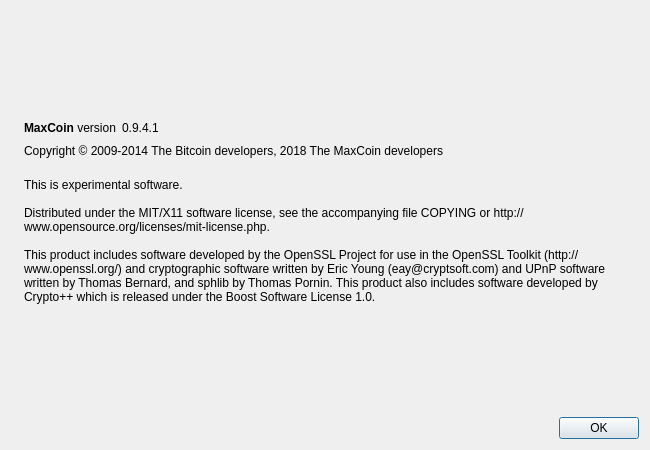
Above: src/qt/forms/aboutdialog.ui from Max-Coin/maxcoin-dev-staging before the change. Below: the same form after it.
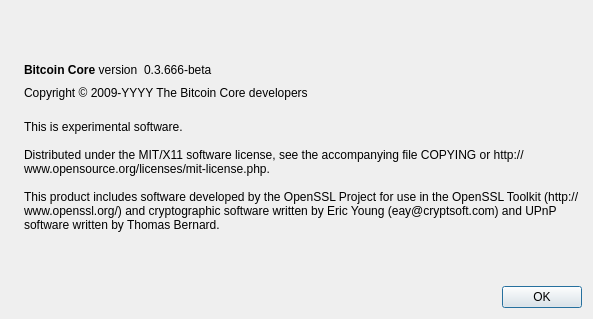
That is the form after the change. Icons and pictures are not drawn.

Patch:
```diff
--- a/src/qt/forms/aboutdialog.ui
+++ b/src/qt/forms/aboutdialog.ui
@@ -6,8 +6,8 @@
    <rect>
     <x>0</x>
     <y>0</y>
-    <width>650</width>
-    <height>450</height>
+    <width>593</width>
+    <height>319</height>
    </rect>
   </property>
   <property name="windowTitle">
@@ -50,7 +50,7 @@
           <cursorShape>IBeamCursor</cursorShape>
          </property>
          <property name="text">
-          <string>&lt;b&gt;MaxCoin&lt;/b&gt; version</string>
+          <string>&lt;b&gt;Bitcoin Core&lt;/b&gt; version</string>
          </property>
          <property name="textInteractionFlags">
           <set>Qt::LinksAccessibleByMouse|Qt::TextSelectableByKeyboard|Qt::TextSelectableByMouse</set>
@@ -63,7 +63,7 @@
           <cursorShape>IBeamCursor</cursorShape>
          </property>
          <property name="text">
-          <string notr="true">0.9.4.1</string>
+          <string notr="true">0.3.666-beta</string>
          </property>
          <property name="textInteractionFlags">
           <set>Qt::LinksAccessibleByMouse|Qt::TextSelectableByKeyboard|Qt::TextSelectableByMouse</set>
@@ -91,7 +91,7 @@
         <cursorShape>IBeamCursor</cursorShape>
        </property>
        <property name="text">
-        <string notr="true">Copyright &amp;copy; 2009-2014 The Bitcoin developers, 2018 The MaxCoin developers</string>
+        <string notr="true">Copyright &amp;copy; 2009-YYYY The Bitcoin Core developers</string>
        </property>
        <property name="textFormat">
         <enum>Qt::RichText</enum>
@@ -112,7 +112,7 @@
 
 Distributed under the MIT/X11 software license, see the accompanying file COPYING or http://www.opensource.org/licenses/mit-license.php.
 
-This product includes software developed by the OpenSSL Project for use in the OpenSSL Toolkit (http://www.openssl.org/) and cryptographic software written by Eric Young (eay@cryptsoft.com) and UPnP software written by Thomas Bernard, and sphlib by Thomas Pornin. This product also includes software developed by Crypto++ which is released under the Boost Software License 1.0.</string>
+This product includes software developed by the OpenSSL Project for use in the OpenSSL Toolkit (http://www.openssl.org/) and cryptographic software written by Eric Young (eay@cryptsoft.com) and UPnP software written by Thomas Bernard.</string>
        </property>
        <property name="wordWrap">
         <bool>true</bool>
```
Left out of the diff: 18 changed lines with no effect on the pictures.
